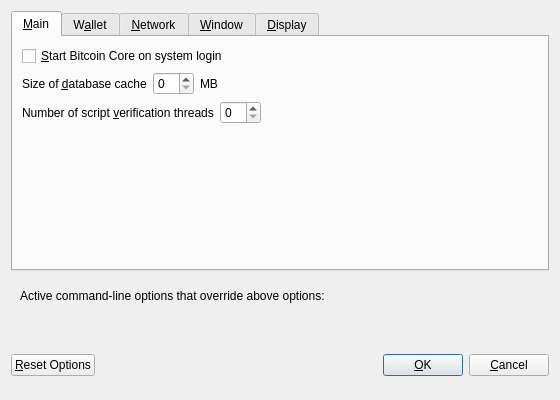
This is src/qt/forms/optionsdialog.ui in feathercoin2/Feathercoin2 as Qt 5 draws it before an edit. The edited form follows.
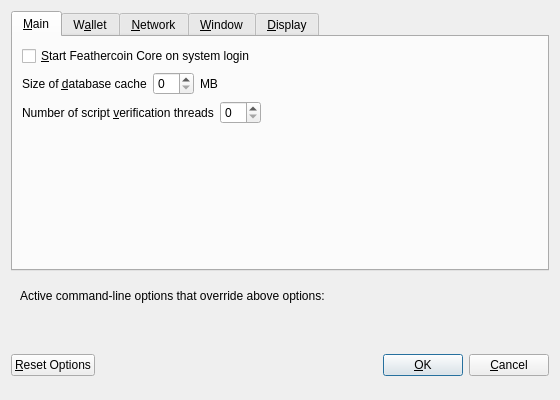
This is the edited form. Custom widgets are drawn as their Qt base class.

Commit message: rename bitcoin to feathercoin

```diff
--- a/src/qt/forms/optionsdialog.ui
+++ b/src/qt/forms/optionsdialog.ui
@@ -33,7 +33,7 @@
           <string>Automatically start Bitcoin Core after logging in to the system.</string>
          </property>
          <property name="text">
-          <string>&amp;Start Bitcoin Core on system login</string>
+          <string>&amp;Start Feathercoin Core on system login</string>
          </property>
         </widget>
        </item>
```
Left out of the diff: 2 changed lines with no effect on the pictures. The commit also changes 12 other files.
